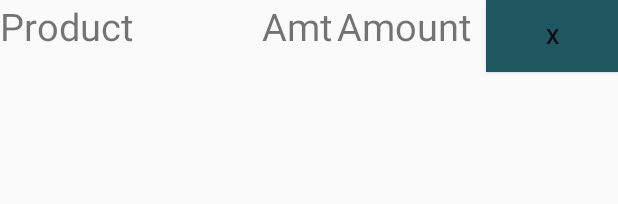
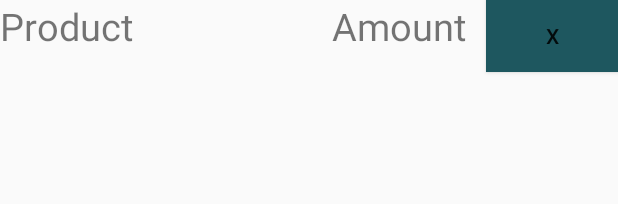
Before and after one commit to Belitili/MyPantry, an Android app: the layout item_product.xml on its own in the app's theme, with its tools: preview values and no code run, on a phone screen of 412 x 824 dp. Shown: the top 204 px of the screen. Run offline under Robolectric (Android 15) with nearby library versions, the phone set to English and light mode, and no system bars.

Commit message:
amount split in amount double/real and spinner with amount unit

```diff
--- a/app/src/main/java/com/example/marie/mypantry/ProductAdaptor.java
+++ b/app/src/main/java/com/example/marie/mypantry/ProductAdaptor.java
@@ -42,6 +42,7 @@ public class ProductAdaptor extends ArrayAdapter<Product>{
 
             holder.productName = (TextView) row.findViewById(R.id.product_name);
             holder.productAmount = (TextView) row.findViewById(R.id.product_amount);
+            holder.amountUnit = (TextView) row.findViewById(R.id.product_amount_unit);
             holder.productLocation = (TextView) row.findViewById(R.id.product_location);
             holder.deleteButton = (Button) row.findViewById(R.id.product_delete);
             row.setTag(holder);
@@ -52,7 +53,8 @@ public class ProductAdaptor extends ArrayAdapter<Product>{
         Product p = data.elementAt(position);
 
         holder.productName.setText(p.getProductName());
-        holder.productAmount.setText(p.getAmount());
+        holder.productAmount.setText(Double.toString(p.getAmount()));
+        holder.amountUnit.setText(p.getAmountUnit());
         holder.productLocation.setText(p.getLocation());
 
         return row;
@@ -61,7 +63,7 @@ public class ProductAdaptor extends ArrayAdapter<Product>{
     static class StringReadHolder {
         // for if it also starts to contain ImageView on top of TextViews
         // ex: photo/sketch of product > TODO
-        TextView productName, productAmount, productLocation;
+        TextView productName, productAmount, amountUnit, productLocation;
         Button deleteButton;
     }
 }
--- a/app/src/main/java/com/example/marie/mypantry/db/ProductDBContract.java
+++ b/app/src/main/java/com/example/marie/mypantry/db/ProductDBContract.java
@@ -16,6 +16,7 @@ public final class ProductDBContract {
 
         public static final String COLUMN_NAME_PRODUCT = "product";
         public static final String COLUMN_NAME_AMOUNT = "amount";
+        public static final String COLUMN_NAME_AMT_UNIT = "amount_unit";
         public static final String COLUMN_NAME_LOCATION = "location";
     }
 }
--- a/app/src/main/java/com/example/marie/mypantry/db/ProductDBHelper.java
+++ b/app/src/main/java/com/example/marie/mypantry/db/ProductDBHelper.java
@@ -11,8 +11,9 @@ public class ProductDBHelper extends SQLiteOpenHelper {
             "CREATE TABLE " + ProductDBContract.ProductEntry.TABLE_NAME + " (" +
                     ProductDBContract.ProductEntry._ID + " INTEGER PRIMARY KEY AUTOINCREMENT," +
                     ProductDBContract.ProductEntry.COLUMN_NAME_PRODUCT + " TEXT NOT NULL," +
-                    ProductDBContract.ProductEntry.COLUMN_NAME_AMOUNT + " TEXT, " +
-                    ProductDBContract.ProductEntry.COLUMN_NAME_LOCATION + " TEXT)";
+                    ProductDBContract.ProductEntry.COLUMN_NAME_AMOUNT + " REAL NOT NULL, " +
+                    ProductDBContract.ProductEntry.COLUMN_NAME_AMT_UNIT + " TEXT NOT NULL," +
+                    ProductDBContract.ProductEntry.COLUMN_NAME_LOCATION + " TEXT NOT NULL)";
 
     private static final String SQL_DELETE_PRODUCT_TABLE =
             "DROP TABLE IF EXISTS " + ProductDBContract.ProductEntry.TABLE_NAME;
--- a/app/src/main/res/layout/item_product.xml
+++ b/app/src/main/res/layout/item_product.xml
@@ -22,24 +22,23 @@
         android:textSize="15sp"/>
 
     <TextView
-        android:id="@+id/product_amount_tag"
+        android:id="@+id/product_amount"
         android:layout_width="wrap_content"
         android:layout_height="wrap_content"
-        android:layout_toLeftOf="@id/product_amount"
+        android:layout_toLeftOf="@id/product_amount_unit"
         android:layout_alignParentTop="true"
         android:textSize="25sp"
-        android:text="@string/amount_abbrev"/>
+        android:text="@string/amount"/>
 
     <TextView
-        android:id="@+id/product_amount"
+        android:id="@+id/product_amount_unit"
         android:layout_width="wrap_content"
         android:layout_height="wrap_content"
         android:layout_toLeftOf="@id/product_delete"
         android:paddingLeft="3sp"
         android:paddingRight="10sp"
         android:layout_alignParentTop="true"
-        android:textSize="25sp"
-        android:text="@string/amount"/>
+        android:textSize="25sp"/>
 
     <Button
         android:id="@+id/product_delete"
--- a/app/src/main/res/values/spinnerValues.xml
+++ b/app/src/main/res/values/spinnerValues.xml
@@ -6,4 +6,10 @@
         <item>Freezer</item>
         <item>Other</item>
     </string-array>
+
+    <string-array name="units_array">
+        <item>Pcs</item>
+        <item>kg</item>
+        <item>l</item>
+    </string-array>
 </resources>
```
Also changed, not shown: app/src/main/java/com/example/marie/mypantry/MainActivity.java (+19 -4 lines), app/src/main/java/com/example/marie/mypantry/Product.java (+13 -4 lines).
